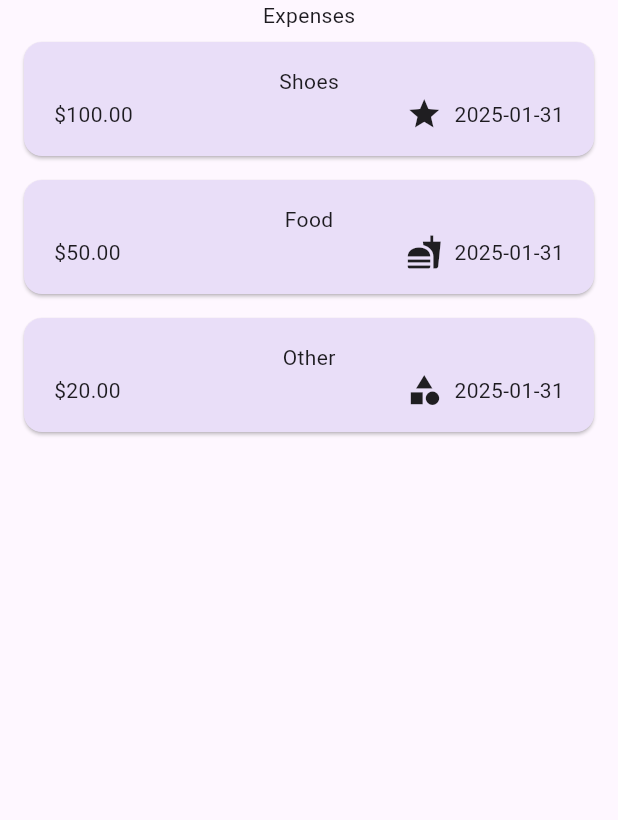
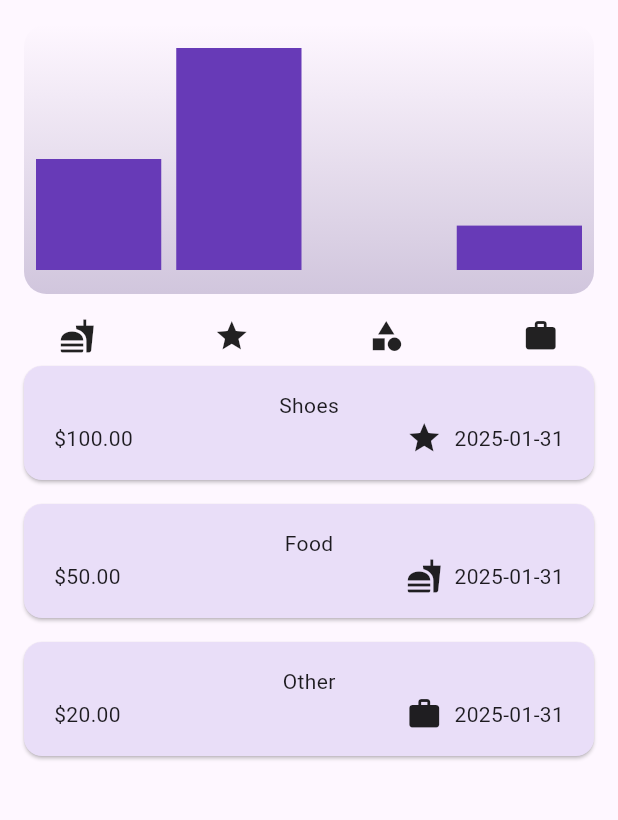
Before and after one commit to 3SyedShayan/Expense-Tracker, a Flutter app: the screen it shows after launch, on a phone screen of 412 x 824 dp, the part 84-904 px from its top. Run offline on Flutter 3.47's test engine with Material 3 defaults, Android fonts, the phone set to English and light mode, and no system bars.

Commit message:
Added Chart for Expense Tracking

```diff
--- a/lib/models/expense.dart
+++ b/lib/models/expense.dart
@@ -5,12 +5,13 @@ import 'package:uuid/uuid.dart';
 
 var formatter = DateFormat('yyyy-MM-dd');
 
-enum Category { Luxury, Food, Other }
+enum Category { Leisure, Food, Travel, Work }
 
 const categoryIcons = {
-  Category.Luxury: Icons.star,
+  Category.Leisure: Icons.star,
   Category.Food: Icons.fastfood,
-  Category.Other: Icons.category,
+  Category.Travel: Icons.category,
+  Category.Work: Icons.work,
 };
 
 class Expense {
@@ -25,7 +26,28 @@ class Expense {
   final double amount;
   final DateTime date;
   final Category category;
-  String formattedDate () {
+  String formattedDate() {
     return formatter.format(date);
   }
 }
+
+class ExpenseBucket {
+  ExpenseBucket({required this.category, required this.expenses});
+  ExpenseBucket.forCategory(
+      {required List<Expense> allexpenses, required this.category})
+      : expenses = allexpenses
+            .where((expense) => expense.category == category)
+            .toList();
+  final Category category;
+  final List<Expense> expenses;
+
+
+  double get totalExpenses {
+    double sum = 0;
+
+    for (final expense in expenses) {
+      sum += expense.amount;
+    }
+    return sum;
+  }
+}
--- /dev/null
+++ b/lib/widgets/charts/chart2.dart
@@ -0,0 +1,88 @@
+import 'package:expense_tracker/models/expense.dart';
+import 'package:expense_tracker/widgets/charts/chart_bar2.dart';
+import 'package:flutter/material.dart';
+
+class Chart2 extends StatelessWidget {
+  Chart2({super.key, required this.allExpenses});
+
+  List<Expense> allExpenses;
+  List<ExpenseBucket> get bucketList {
+    return [
+      ExpenseBucket.forCategory(
+          allexpenses: allExpenses, category: Category.Food),
+      ExpenseBucket.forCategory(
+          allexpenses: allExpenses, category: Category.Leisure),
+      ExpenseBucket.forCategory(
+          allexpenses: allExpenses, category: Category.Travel),
+      ExpenseBucket.forCategory(
+          allexpenses: allExpenses, category: Category.Work),
+    ];
+  }
+
+  double get maxTotalExpense {
+    var heightFill = 0.0;
+
+    for (final bucket in bucketList) {
+      if (heightFill < bucket.totalExpenses) {
+        heightFill = bucket.totalExpenses;
+      }
+    }
+    return heightFill;
+  }
+
+  @override
+  Widget build(BuildContext context) {
+    return Column(
+      children: [
+        Container(
+          margin: const EdgeInsets.all(16),
+          width: double.infinity,
+          padding: const EdgeInsets.symmetric(
+            vertical: 16,
+            horizontal: 8,
+          ),
+          height: 180,
+          decoration: BoxDecoration(
+            borderRadius: BorderRadius.circular(15),
+            gradient: LinearGradient(
+              colors: [
+                Theme.of(context).colorScheme.primary.withOpacity(0.3),
+                Theme.of(context).colorScheme.primary.withOpacity(0.0)
+              ],
+              begin: Alignment.bottomCenter,
+              end: Alignment.topCenter,
+            ),
+          ),
+          child: Expanded(
+            child: Row(
+              spacing: 10,
+              crossAxisAlignment: CrossAxisAlignment.end,
+              children: [
+                for (final fill in bucketList)
+                  ChartBar2(
+                    fill: fill.totalExpenses == 0
+                        ? 0
+                        : fill.totalExpenses / maxTotalExpense,
+                  ),
+              ],
+            ),
+          ),
+        ),
+        // Row(
+        //     children: bucketList
+        //         .map((e) => Icon(categoryIcons[e.category]))
+        //         .toList(),
+        Row(
+          children: bucketList
+              .map((e) => Expanded(
+                    child: Padding(
+                      padding: const EdgeInsets.symmetric(horizontal: 4),
+                      child: Icon(categoryIcons[e.category]),
+                    ),
+                  ))
+              .toList(),
+        )
+      ],
+    );
+  }
+}
--- /dev/null
+++ b/lib/widgets/charts/chart_bar2.dart
@@ -0,0 +1,24 @@
+import 'package:flutter/material.dart';
+
+class ChartBar2 extends StatefulWidget {
+  ChartBar2({super.key, required this.fill});
+
+  var fill = 0.0;
+  @override
+  State<ChartBar2> createState() => _ChartBar2State();
+}
+
+class _ChartBar2State extends State<ChartBar2> {
+  @override
+  Widget build(BuildContext context) {
+    return Expanded(
+      child: FractionallySizedBox(
+        alignment: Alignment.bottomCenter,
+        heightFactor: widget.fill,
+        child: DecoratedBox(
+          decoration: BoxDecoration(color: Colors.deepPurple),
+        ),
+      ),
+    );
+  }
+}
--- a/lib/widgets/expense/newExpense.dart
+++ b/lib/widgets/expense/newExpense.dart
@@ -51,7 +51,7 @@ class _NewExpenseState extends State<NewExpense> {
                 Navigator.of(ctx).pop();
               },
               child: Text('Okay'),
-            )
+            ),
           ],
         ),
       );
--- a/lib/widgets/expenses.dart
+++ b/lib/widgets/expenses.dart
@@ -1,4 +1,6 @@
 import 'package:expense_tracker/models/expense.dart';
+import 'package:expense_tracker/widgets/charts/chart.dart';
+import 'package:expense_tracker/widgets/charts/chart2.dart';
 import 'package:expense_tracker/widgets/expense/newExpense.dart';
 import 'package:expense_tracker/widgets/expenses_list.dart';
 import 'package:flutter/material.dart';
@@ -15,14 +17,18 @@ final List<Expense> _registeredExpenses = [
       title: 'Shoes',
       amount: 100,
       date: DateTime.now(),
-      category: Category.Luxury),
+      category: Category.Leisure),
   Expense(
-      title:'Food', amount: 50, date: DateTime.now(), category: Category.Food),
+    title: 'Food',
+    amount: 50,
+    date: DateTime.now(),
+    category: Category.Food,
+  ),
   Expense(
       title: 'Other',
       amount: 20,
       date: DateTime.now(),
-      category: Category.Other),
+      category: Category.Work),
 ];
 
 class _ExpensesState extends State<Expenses> {
@@ -85,7 +91,9 @@ class _ExpensesState extends State<Expenses> {
       ),
       body: Column(
         children: [
-          Text('Expenses'),
+          Chart2(
+            allExpenses: _registeredExpenses,
+          ),
           Expanded(child: contentUpdate),
         ],
       ),
```
Also changed, not shown: lib/widgets/charts/chart.dart (added, +97 -0 lines), lib/widgets/charts/chart_bar.dart (added, +34 -0 lines).
